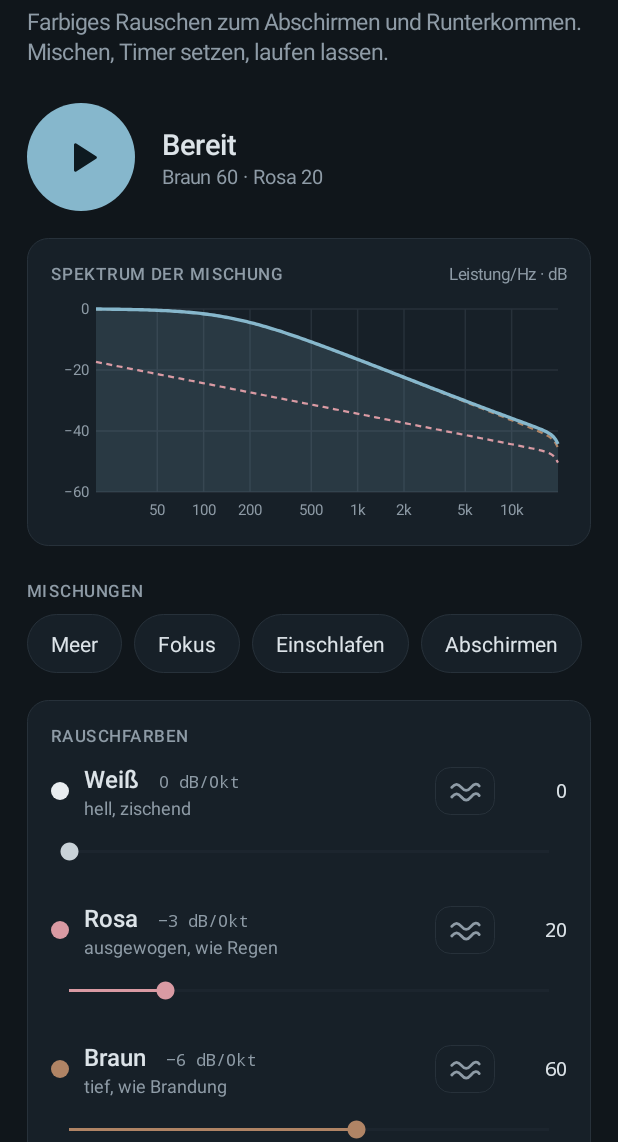
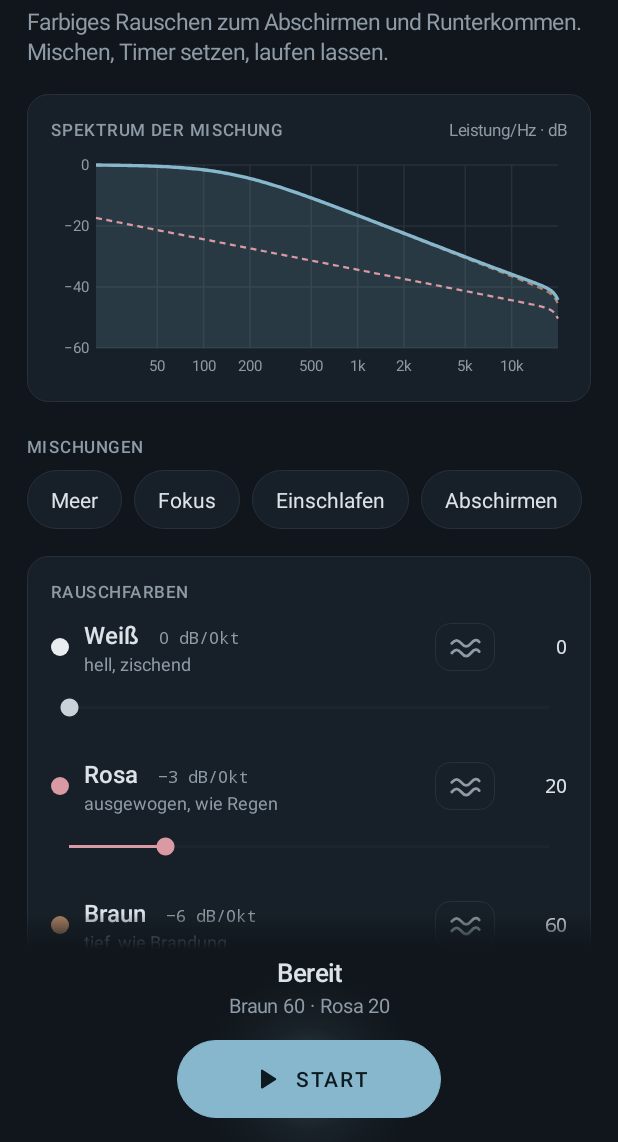
Before and after one commit to valueerrorx/sleepr, an Android app: the screen it shows after launch (MainActivity), on a phone screen of 412 x 824 dp, the part 94-1236 px from its top. Run offline under Robolectric (Android 15) with nearby library versions, the phone set to English and light mode, and no system bars.

Commit message:
Start-Pille unten mittig wie in den aapps, Status darüber

```diff
--- a/app/src/main/java/com/valueerrorx/sleepr/MainActivity.kt
+++ b/app/src/main/java/com/valueerrorx/sleepr/MainActivity.kt
@@ -1,24 +1,39 @@
 package com.valueerrorx.sleepr
 
 import android.Manifest
+import android.animation.ObjectAnimator
+import android.animation.PropertyValuesHolder
+import android.animation.StateListAnimator
+import android.animation.TimeInterpolator
 import android.app.Activity
 import android.app.AlertDialog
 import android.content.pm.PackageManager
 import android.content.res.ColorStateList
+import android.content.res.Configuration
 import android.graphics.Typeface
+import android.graphics.drawable.ColorDrawable
 import android.graphics.drawable.GradientDrawable
+import android.graphics.drawable.LayerDrawable
 import android.os.Build
 import android.os.Bundle
 import android.os.Handler
 import android.os.Looper
+import android.text.TextUtils
 import android.view.Gravity
 import android.view.View
 import android.view.ViewGroup
+import android.view.accessibility.AccessibilityNodeInfo
+import android.view.animation.DecelerateInterpolator
+import android.view.animation.OvershootInterpolator
+import android.widget.Button
+import android.widget.FrameLayout
 import android.widget.HorizontalScrollView
 import android.widget.ImageButton
+import android.widget.ImageView
 import android.widget.LinearLayout
 import android.widget.ScrollView
 import android.widget.SeekBar
+import android.widget.Space
 import android.widget.TextView
 
 class MainActivity : Activity() {
@@ -32,7 +47,11 @@ class MainActivity : Activity() {
     private val ON_ACCENT = 0xFF0D1A20.toInt()
 
     private val ui = Handler(Looper.getMainLooper())
-    private lateinit var play: ImageButton
+    private lateinit var play: LinearLayout
+    private lateinit var playIcon: ImageView
+    private lateinit var playLabel: TextView
+    private var playActive: Boolean? = null
+    private val glow = GradientDrawable().apply { gradientType = GradientDrawable.RADIAL_GRADIENT }
     private lateinit var status: TextView
     private lateinit var sub: TextView
     private lateinit var spectrum: SpectrumView
@@ -58,32 +77,34 @@ class MainActivity : Activity() {
         window.statusBarColor = BG
         window.navigationBarColor = BG
 
+        val land = resources.configuration.orientation == Configuration.ORIENTATION_LANDSCAPE
         val col = LinearLayout(this).apply {
             orientation = LinearLayout.VERTICAL
-            setPadding(18.dp, 22.dp, 18.dp, 40.dp)
+            setPadding(18.dp, 22.dp, if (land) 24.dp else 18.dp, 24.dp)
         }
         fun add(v: View, top: Int = 18) {
             col.addView(v, LinearLayout.LayoutParams(ViewGroup.LayoutParams.MATCH_PARENT, ViewGroup.LayoutParams.WRAP_CONTENT).apply { topMargin = top.dp })
         }
 
-        add(text("sleepr", 30f, FG, bold = true), 0)
-        add(text("Farbiges Rauschen zum Abschirmen und Runterkommen. Mischen, Timer setzen, laufen lassen.", 15f, MUTED), 4)
+        val title = text("sleepr", 30f, FG, bold = true)
+        val intro = text("Farbiges Rauschen zum Abschirmen und Runterkommen. Mischen, Timer setzen, laufen lassen.", 15f, MUTED)
 
-        // Player
-        play = ImageButton(this).apply {
-            background = GradientDrawable().apply { shape = GradientDrawable.OVAL; setColor(ACCENT) }
-            imageTintList = ColorStateList.valueOf(ON_ACCENT)
-            scaleType = android.widget.ImageView.ScaleType.CENTER
-            setOnClickListener { toggle() }
+        // Player: Status über der Hauptaktion (Pille unten mittig wie in den aapps)
+        status = text("Bereit", 17f, FG, bold = true).apply { gravity = Gravity.CENTER }
+        sub = text("", 13f, MUTED).apply { gravity = Gravity.CENTER; maxLines = 2; ellipsize = TextUtils.TruncateAt.END }
+        play = pill()
+        val bar = LinearLayout(this).apply {
+            orientation = LinearLayout.VERTICAL; gravity = Gravity.CENTER_HORIZONTAL
+            background = LayerDrawable(arrayOf(ColorDrawable(BG), glow))
+            addView(status, lp(0)); addView(sub, lp(2))
+            addView(play, LinearLayout.LayoutParams(ViewGroup.LayoutParams.WRAP_CONTENT, ViewGroup.LayoutParams.WRAP_CONTENT).apply { topMargin = 14.dp })
+            // Glow folgt der Pillenmitte
+            addOnLayoutChangeListener { v, _, _, _, _, _, _, _, _ ->
+                if (v.height > 0) glow.setGradientCenter(0.5f, (play.top + play.height / 2f) / v.height)
+            }
         }
-        status = text("Bereit", 19f, FG, bold = true)
-        sub = text("", 13f, MUTED)
-        val st = LinearLayout(this).apply { orientation = LinearLayout.VERTICAL; addView(status); addView(sub) }
-        add(LinearLayout(this).apply {
-            orientation = LinearLayout.HORIZONTAL; gravity = Gravity.CENTER_VERTICAL
-            addView(play, LinearLayout.LayoutParams(72.dp, 72.dp))
-            addView(st, LinearLayout.LayoutParams(0, ViewGroup.LayoutParams.WRAP_CONTENT, 1f).apply { leftMargin = 18.dp })
-        }, 24)
+
+        if (!land) { add(title, 0); add(intro, 4) }
 
         // Spektrum
         spectrum = SpectrumView(this).apply { accent = ACCENT; grid = LINE; muted = MUTED }
@@ -178,7 +199,36 @@ class MainActivity : Activity() {
                 "Grau und Grün sind Näherungen: Grau gleicht die Lautheitswahrnehmung des Ohrs grob aus, Grün betont den mittleren Bereich um 500 Hz.",
             13f, MUTED), 26)
 
-        setContentView(ScrollView(this).apply { setBackgroundColor(BG); isFillViewport = true; addView(col) })
+        val scroll = ScrollView(this).apply { setBackgroundColor(BG); isFillViewport = true; addView(col) }
+        val match = ViewGroup.LayoutParams.MATCH_PARENT
+        setContentView(if (land) {
+            // Querformat: Kopf, Status und Pille links, Inhalt rechts
+            bar.setPadding(0, 0, 0, 16.dp)
+            val left = LinearLayout(this).apply {
+                orientation = LinearLayout.VERTICAL
+                setPadding(24.dp, 22.dp, 12.dp, 0)
+                addView(title); addView(intro, lp(4))
+                addView(Space(this@MainActivity), LinearLayout.LayoutParams(0, 18.dp, 1f))
+                addView(bar, lp(0))
+            }
+            LinearLayout(this).apply {
+                orientation = LinearLayout.HORIZONTAL; setBackgroundColor(BG)
+                addView(ScrollView(this@MainActivity).apply { isFillViewport = true; addView(left) }, LinearLayout.LayoutParams(0, match, 0.42f))
+                addView(scroll, LinearLayout.LayoutParams(0, match, 0.58f))
+            }
+        } else {
+            // Hochformat: feste Leiste unten, Inhalt scrollt darüber und blendet weich aus
+            bar.setPadding(18.dp, 4.dp, 18.dp, 16.dp)
+            val fade = View(this).apply { background = GradientDrawable(GradientDrawable.Orientation.TOP_BOTTOM, intArrayOf(BG and 0x00FFFFFF, BG)) }
+            LinearLayout(this).apply {
+                orientation = LinearLayout.VERTICAL; setBackgroundColor(BG)
+                addView(FrameLayout(this@MainActivity).apply {
+                    addView(scroll)
+                    addView(fade, FrameLayout.LayoutParams(match, 24.dp, Gravity.BOTTOM))
+                }, LinearLayout.LayoutParams(match, 0, 1f))
+                addView(bar, LinearLayout.LayoutParams(match, ViewGroup.LayoutParams.WRAP_CONTENT))
+            }
+        })
         syncInputs(); syncTimers(); render()
     }
 
@@ -288,8 +338,7 @@ class MainActivity : Activity() {
     private fun render() {
         val on = NoiseService.playing
         val e = NoiseService.engine
-        play.setImageResource(if (on) R.drawable.ic_pause else R.drawable.ic_play)
-        play.contentDescription = if (on) "Stoppen" else "Abspielen"
+        stylePill(!on)
         status.text = when {
             !on -> "Bereit"
             e != null && e.remainingMs() >= 0 -> (if (e.fading()) "Blendet aus · " else "Läuft · noch ") + fmtT(e.remainingMs())
@@ -309,6 +358,57 @@ class MainActivity : Activity() {
         if (bold) typeface = Typeface.create("sans-serif-medium", Typeface.NORMAL)
         setLineSpacing(0f, 1.15f)
     }
+
+    // Die eine Hauptaktion: Pille, gefüllt mit Akzent solange bereit (wie AappsPillButton)
+    private fun pill(): LinearLayout {
+        val fs = resources.configuration.fontScale.coerceAtMost(2f)
+        playIcon = ImageView(this).apply { scaleType = ImageView.ScaleType.FIT_CENTER; importantForAccessibility = View.IMPORTANT_FOR_ACCESSIBILITY_NO }
+        playLabel = text("", 13.8f, FG, bold = true).apply { letterSpacing = 0.14f; importantForAccessibility = View.IMPORTANT_FOR_ACCESSIBILITY_NO }
+        return LinearLayout(this).apply {
+            orientation = LinearLayout.HORIZONTAL; gravity = Gravity.CENTER
+            minimumWidth = 176.dp; minimumHeight = 52.dp
+            setPadding(24.dp, 12.dp, 24.dp, 12.dp)
+            isClickable = true; isFocusable = true
+            val icon = (20 * fs * resources.displayMetrics.density).toInt() // wächst mit der Schrift
+            addView(playIcon, LinearLayout.LayoutParams(icon, icon).apply { rightMargin = 10.dp })
+            addView(playLabel)
+            setOnClickListener { toggle() }
+            // Feder statt Ripple: kurz eindrücken, federnd zurück
+            fun scale(s: Float, ms: Long, ip: TimeInterpolator) = ObjectAnimator.ofPropertyValuesHolder(this,
+                PropertyValuesHolder.ofFloat(View.SCALE_X, s), PropertyValuesHolder.ofFloat(View.SCALE_Y, s)).apply { duration = ms; interpolator = ip }
+            stateListAnimator = StateListAnimator().apply {
+                addState(intArrayOf(android.R.attr.state_pressed), scale(0.95f, 90, DecelerateInterpolator()))
+                addState(intArrayOf(), scale(1f, 260, OvershootInterpolator(3f)))
+            }
+            setOnFocusChangeListener { _, _ -> playActive = null; render() }
+            accessibilityDelegate = object : View.AccessibilityDelegate() {
+                override fun onInitializeAccessibilityNodeInfo(host: View, info: AccessibilityNodeInfo) {
+                    super.onInitializeAccessibilityNodeInfo(host, info); info.className = Button::class.java.name
+                }
+            }
+        }
+    }
+
+    private fun stylePill(active: Boolean) {
+        if (playActive == active) return
+        playActive = active
+        val fg = if (active) ON_ACCENT else FG
+        play.background = GradientDrawable().apply {
+            cornerRadius = 100.dp.toFloat()
+            setColor(if (active) ACCENT else SURFACE)
+            setStroke(if (play.isFocused) 2.dp else 1.dp, if (play.isFocused) FG else if (active) ACCENT else LINE)
+        }
+        playIcon.setImageResource(if (active) R.drawable.ic_play else R.drawable.ic_stop)
+        playIcon.imageTintList = ColorStateList.valueOf(fg)
+        playLabel.setTextColor(fg)
+        playLabel.text = if (active) "START" else "STOP"
+        play.contentDescription = if (active) "Abspielen" else "Stoppen"
+        // weicher Halo nur im Bereit-Zustand
+        glow.colors = if (active) intArrayOf(alpha(ACCENT, 0.28f), alpha(ACCENT, 0.07f), alpha(ACCENT, 0f)) else intArrayOf(0, 0)
+        glow.gradientRadius = 72.dp.toFloat()
+    }
+
+    private fun alpha(c: Int, a: Float) = (c and 0x00FFFFFF) or ((a * 255).toInt() shl 24)
 
     private fun label(s: String) = text(s.uppercase(), 11f, MUTED, bold = true).apply { letterSpacing = 0.09f }
 
```
